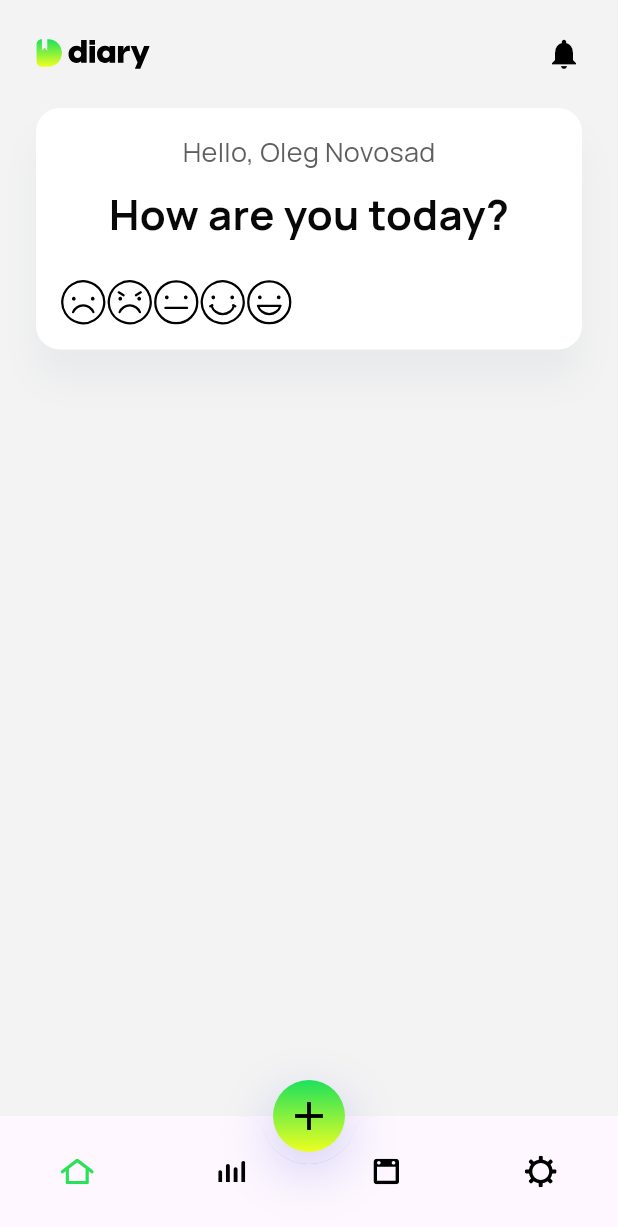
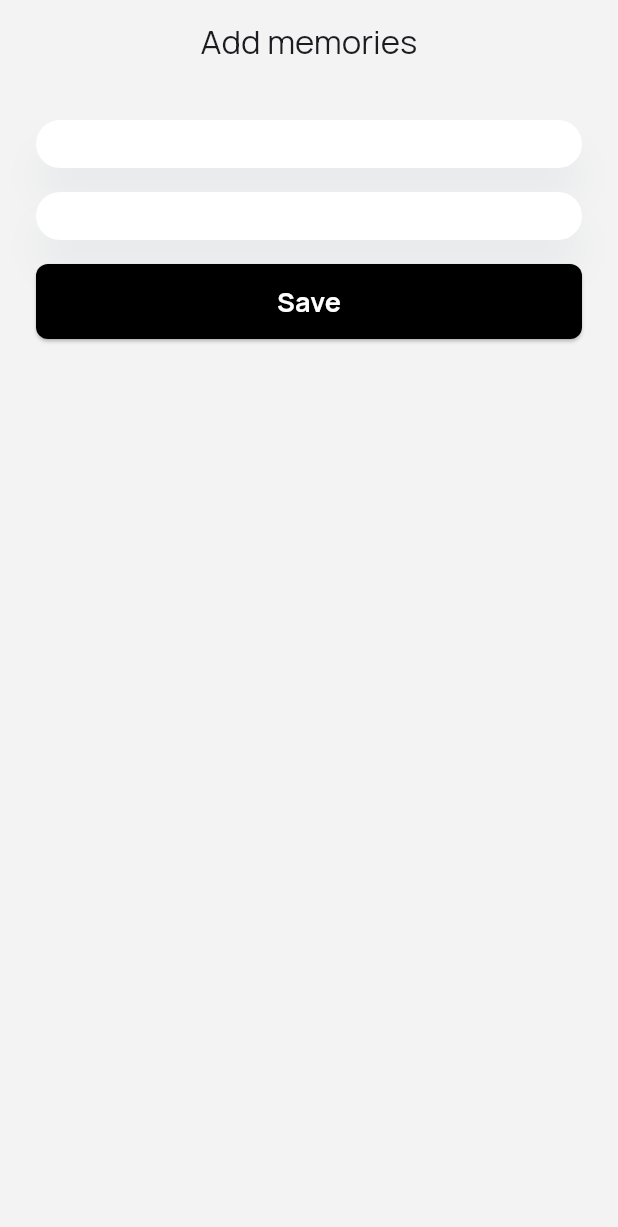
Before and after one commit to OlegNovosad/diary, a Flutter app: the screen it shows after launch, on a phone screen of 412 x 824 dp. Shown: the top 1227 px of the screen. Run offline on Flutter 3.47's test engine with Material 3 defaults, Android fonts, the phone set to English and light mode, and no system bars; our stand-ins replace flutter_svg, google_fonts, smooth_page_indicator.

Commit message:
Started add memories screen

```diff
--- /dev/null
+++ b/lib/add_memories_screen.dart
@@ -0,0 +1,38 @@
+import 'package:diary/button_widget.dart';
+import 'package:diary/section_widget.dart';
+import 'package:flutter/material.dart';
+
+class AddMemoriesScreen extends StatefulWidget {
+  const AddMemoriesScreen({super.key});
+
+  @override
+  State<AddMemoriesScreen> createState() => _AddMemoriesScreenState();
+}
+
+class _AddMemoriesScreenState extends State<AddMemoriesScreen> {
+  @override
+  Widget build(BuildContext context) {
+    return Scaffold(
+      appBar: AppBar(
+        title: Text("Add memories"),
+        centerTitle: true,
+      ),
+      body: Padding(
+        padding: const EdgeInsets.all(24),
+        child: Column(
+          crossAxisAlignment: CrossAxisAlignment.stretch,
+          children: [
+            SectionWidget(child: Container()),
+            SizedBox(height: 16),
+            SectionWidget(child: Container()),
+            SizedBox(height: 16),
+            ButtonWidget(
+              title: "Save",
+              onPressed: () {},
+            )
+          ],
+        ),
+      ),
+    );
+  }
+}
--- /dev/null
+++ b/lib/button_widget.dart
@@ -0,0 +1,28 @@
+import 'package:flutter/material.dart';
+
+class ButtonWidget extends StatelessWidget {
+  const ButtonWidget({
+    super.key,
+    required this.title,
+    required this.onPressed,
+  });
+
+  final String title;
+  final VoidCallback onPressed;
+
+  @override
+  Widget build(BuildContext context) {
+    return ElevatedButton(
+        style: ElevatedButton.styleFrom(
+            padding: const EdgeInsets.symmetric(vertical: 12, horizontal: 64),
+            shape:
+                RoundedRectangleBorder(borderRadius: BorderRadius.circular(8)),
+            backgroundColor: Colors.black),
+        onPressed: onPressed,
+        child: Text(title,
+            style: TextStyle(
+                color: Colors.white,
+                fontSize: 18,
+                fontWeight: FontWeight.bold)));
+  }
+}
--- a/lib/home_screen.dart
+++ b/lib/home_screen.dart
@@ -1,3 +1,4 @@
+import 'package:diary/how_are_you_today_widget.dart';
 import 'package:diary/section_widget.dart';
 import 'package:flutter/material.dart';
 import 'package:flutter_svg/flutter_svg.dart';
@@ -9,38 +10,7 @@ class HomeScreen extends StatelessWidget {
   Widget build(BuildContext context) {
     return Column(
       crossAxisAlignment: CrossAxisAlignment.stretch,
-      children: [
-        SectionWidget(
-          child: Column(
-            children: [
-              Text(
-                "Hello, Oleg Novosad",
-                style: TextStyle(
-                  fontSize: 18,
-                  color: Color(0xFF5F5F5F),
-                ),
-              ),
-              SizedBox(height: 8),
-              Text(
-                "How are you today?",
-                style: TextStyle(
-                  fontSize: 28,
-                  color: Color(0xFF080808),
-                  fontWeight: FontWeight.bold,
-                ),
-              ),
-              SizedBox(height: 24),
-              Row(
-                children: [
-                  ...List.generate(5, (index) {
-                    return SvgPicture.asset('assets/icons/mood_$index.svg');
-                  })
-                ],
-              )
-            ],
-          ),
-        )
-      ],
+      children: [HowAreYouTodayWidget()],
     );
   }
 }
--- a/lib/main.dart
+++ b/lib/main.dart
@@ -1,3 +1,4 @@
+import 'package:diary/add_memories_screen.dart';
 import 'package:diary/main_screen.dart';
 import 'package:diary/onboarding_screen.dart';
 import 'package:diary/splash_screen.dart';
@@ -20,7 +21,13 @@ class MainApp extends StatelessWidget {
   @override
   Widget build(BuildContext context) {
     return MaterialApp(
-        theme: ThemeData(fontFamily: GoogleFonts.manrope().fontFamily),
-        home: MainScreen());
+        debugShowCheckedModeBanner: false,
+        theme: ThemeData(
+            appBarTheme: const AppBarTheme(
+              backgroundColor: Color(0xFFF3F3F3),
+            ),
+            scaffoldBackgroundColor: const Color(0xFFF3F3F3),
+            fontFamily: GoogleFonts.manrope().fontFamily),
+        home: AddMemoriesScreen());
   }
 }
--- a/lib/main_screen.dart
+++ b/lib/main_screen.dart
@@ -1,3 +1,4 @@
+import 'package:diary/add_memories_screen.dart';
 import 'package:diary/diary_screen.dart';
 import 'package:diary/home_screen.dart';
 import 'package:diary/mood_screen.dart';
@@ -22,7 +23,6 @@ class _MainScreenState extends State<MainScreen> {
       body: SafeArea(
         child: Container(
           padding: const EdgeInsets.all(24),
-          color: const Color(0xFFF3F3F3),
           child: Column(
             children: [
               Row(
@@ -39,7 +39,13 @@ class _MainScreenState extends State<MainScreen> {
         ),
       ),
       floatingActionButtonLocation: FloatingActionButtonLocation.centerDocked,
-      floatingActionButton: Container(
+      floatingActionButton: GestureDetector(
+        onTap: () {
+          Navigator.of(context).push(
+            MaterialPageRoute(builder: (_) => AddMemoriesScreen()),
+          );
+        },
+        child: Container(
             width: 48,
             height: 48,
             decoration: BoxDecoration(
@@ -59,6 +65,7 @@ class _MainScreenState extends State<MainScreen> {
               color: Colors.black,
               size: 32,
             )),
+      ),
       bottomNavigationBar: BottomAppBar(
           padding: EdgeInsets.zero,
           shape: const CircularNotchedRectangle(),
```
Also changed, not shown: lib/how_are_you_today_widget.dart (added, +56 -0 lines), lib/mood_type.dart (added, +16 -0 lines), lib/onboarding_screen.dart (+4 -13 lines). Lines whose indentation alone changed are shown as unchanged.
